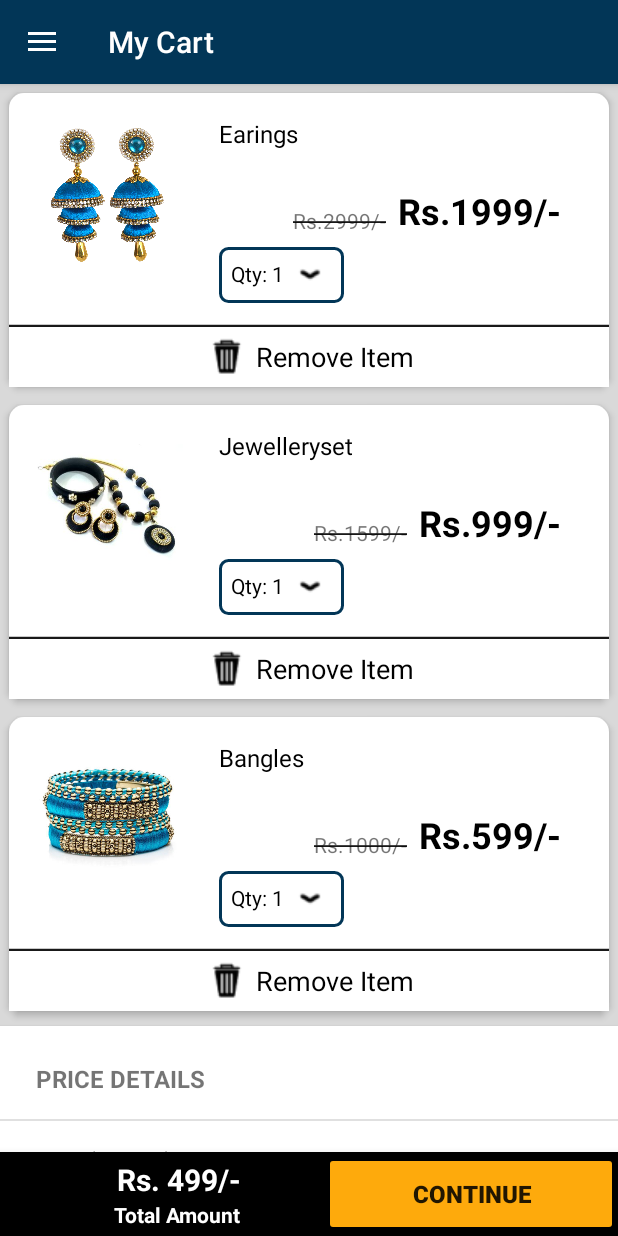
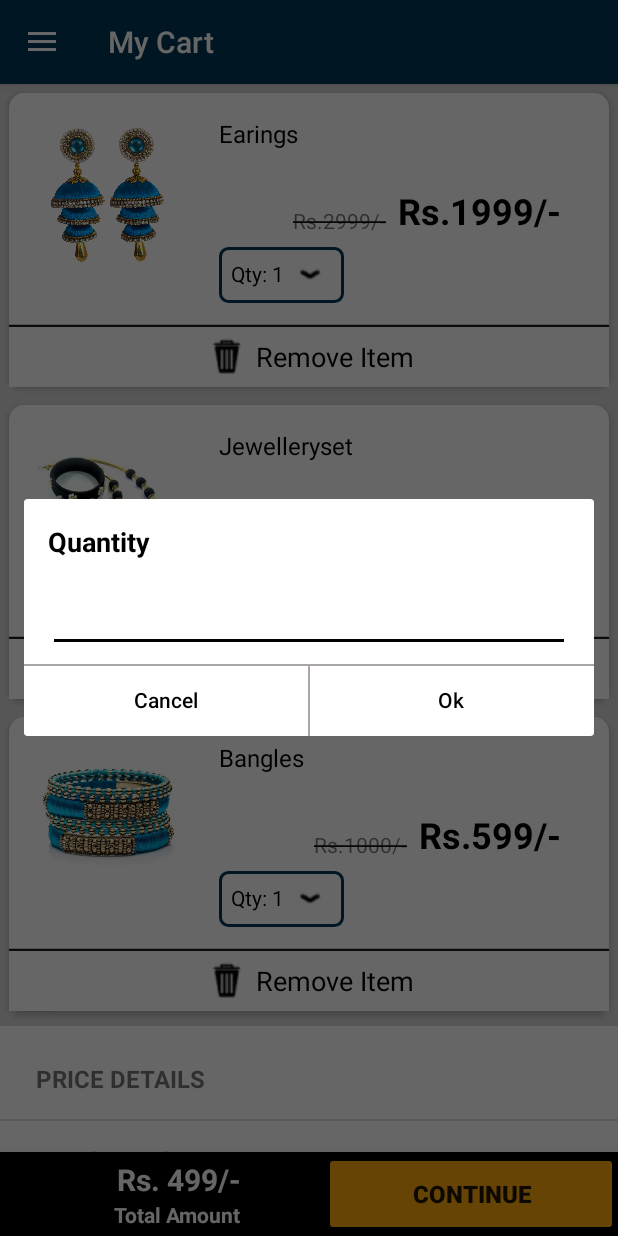
Before and after one commit to Nithya-99/HMWL, an Android app: the fragment MyCartFragment placed in its activity, in the side drawer, after a tap on "My Cart", on a phone screen of 412 x 824 dp. Run offline under Robolectric (Android 15) with nearby library versions, the light colour scheme and no system bars.

Commit message:
Dialogs Added

```diff
--- a/app/src/main/java/com/example/hmwl/CartAdapter.java
+++ b/app/src/main/java/com/example/hmwl/CartAdapter.java
@@ -1,9 +1,12 @@
 package com.example.hmwl;
 
+import android.app.Dialog;
 import android.text.Layout;
 import android.view.LayoutInflater;
 import android.view.View;
 import android.view.ViewGroup;
+import android.widget.Button;
+import android.widget.EditText;
 import android.widget.ImageView;
 import android.widget.TextView;
 
@@ -98,6 +101,34 @@ public class CartAdapter extends RecyclerView.Adapter {
             productTitle.setText(title);
             productPrice.setText(productPriceText);
             cuttedPrice.setText(cuttedPriceText);
+
+            productQuantity.setOnClickListener(new View.OnClickListener() {
+                @Override
+                public void onClick(View view) {
+                    Dialog quantityDialog = new Dialog(itemView.getContext());
+                    quantityDialog.setContentView(R.layout.quantity_dialog);
+                    quantityDialog.getWindow().setLayout(ViewGroup.LayoutParams.MATCH_PARENT,ViewGroup.LayoutParams.WRAP_CONTENT);
+                    quantityDialog.setCancelable(false);
+                    EditText quantityNo = quantityDialog.findViewById(R.id.quantity_no);
+                    Button cancelBtn = quantityDialog.findViewById(R.id.cancel_btn);
+                    Button okBtn = quantityDialog.findViewById(R.id.ok_btn);
+                    cancelBtn.setOnClickListener(new View.OnClickListener() {
+                        @Override
+                        public void onClick(View view) {
+                            quantityDialog.dismiss();
+                        }
+                    });
+
+                    okBtn.setOnClickListener(new View.OnClickListener() {
+                        @Override
+                        public void onClick(View view) {
+                            productQuantity.setText("Qty: " + quantityNo.getText());
+                            quantityDialog.dismiss();
+                        }
+                    });
+                    quantityDialog.show();
+                }
+            });
         }
     }
 
--- /dev/null
+++ b/app/src/main/res/layout/quantity_dialog.xml
@@ -0,0 +1,86 @@
+<?xml version="1.0" encoding="utf-8"?>
+<androidx.constraintlayout.widget.ConstraintLayout xmlns:android="http://schemas.android.com/apk/res/android"
+    xmlns:app="http://schemas.android.com/apk/res-auto"
+    xmlns:tools="http://schemas.android.com/tools"
+    android:layout_width="match_parent"
+    android:layout_height="wrap_content">
+
+    <EditText
+        android:id="@+id/quantity_no"
+        android:layout_width="0dp"
+        android:layout_height="wrap_content"
+        android:layout_marginStart="16dp"
+        android:layout_marginTop="16dp"
+        android:layout_marginEnd="16dp"
+        android:backgroundTint="#000000"
+        android:ems="10"
+        android:inputType="number"
+        android:textColor="#000000"
+        app:layout_constraintEnd_toEndOf="parent"
+        app:layout_constraintStart_toStartOf="parent"
+        app:layout_constraintTop_toBottomOf="@+id/textView8" />
+
+    <LinearLayout
+        android:id="@+id/linearLayout6"
+        android:layout_width="0dp"
+        android:layout_height="wrap_content"
+        android:layout_marginTop="8dp"
+        android:orientation="horizontal"
+        app:layout_constraintEnd_toEndOf="parent"
+        app:layout_constraintStart_toStartOf="parent"
+        app:layout_constraintTop_toBottomOf="@+id/quantity_no">
+
+        <Button
+            android:id="@+id/cancel_btn"
+            android:layout_width="match_parent"
+            android:layout_height="wrap_content"
+            android:layout_weight="1"
+            android:background="@android:color/transparent"
+            android:text="Cancel"
+            android:textAllCaps="false"
+            android:textColor="#000000" />
+
+        <Button
+            android:id="@+id/ok_btn"
+            android:layout_width="match_parent"
+            android:layout_height="wrap_content"
+            android:layout_weight="1"
+            android:background="@android:color/transparent"
+            android:text="Ok"
+            android:textAllCaps="false"
+            android:textColor="#000000" />
+    </LinearLayout>
+
+    <TextView
+        android:id="@+id/textView8"
+        android:layout_width="wrap_content"
+        android:layout_height="wrap_content"
+        android:layout_marginStart="16dp"
+        android:layout_marginTop="16dp"
+        android:text="Quantity"
+        android:textColor="#000000"
+        android:textSize="18sp"
+        android:textStyle="bold"
+        app:layout_constraintStart_toStartOf="parent"
+        app:layout_constraintTop_toTopOf="parent" />
+
+    <View
+        android:id="@+id/divider4"
+        android:layout_width="0dp"
+        android:layout_height="1dp"
+        android:background="#aba6a6"
+        app:layout_constraintEnd_toEndOf="parent"
+        app:layout_constraintStart_toStartOf="parent"
+        app:layout_constraintTop_toTopOf="@+id/linearLayout6" />
+
+    <View
+        android:id="@+id/divider12"
+        android:layout_width="1dp"
+        android:layout_height="0dp"
+        android:background="#aba6a6"
+        app:layout_constraintBottom_toBottomOf="@+id/linearLayout6"
+        app:layout_constraintEnd_toEndOf="@+id/linearLayout6"
+        app:layout_constraintStart_toStartOf="@+id/linearLayout6"
+        app:layout_constraintTop_toTopOf="@+id/linearLayout6" />
+
+</androidx.constraintlayout.widget.ConstraintLayout>
```
Also changed, not shown: app/src/main/java/com/example/hmwl/MainActivity.java (+32 -1 lines), app/src/main/java/com/example/hmwl/RegisterActivity.java (+8 -1 lines), app/src/main/res/layout/sign_in_dialog.xml (added, +87 -0 lines), app/src/main/res/drawable-v24/dialog_cart.png (added).
